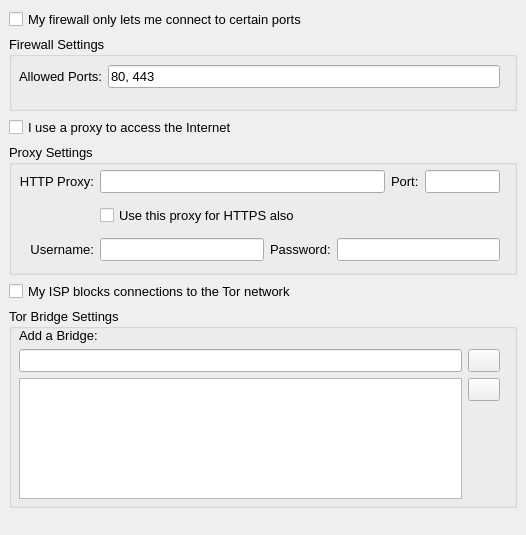
Before: the Qt Designer form src/gui/config/firewallpage.ui in a-ilin/vidalia, drawn with Qt 5.
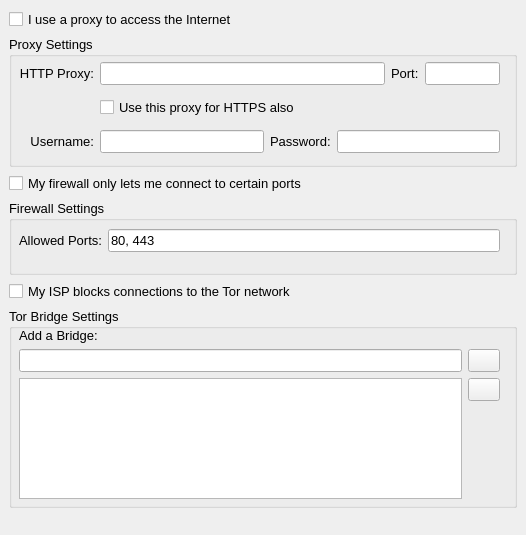
After: the same form once the commit is applied. Icons and pictures are not drawn.

Commit message:
r1951@lysithea:  edmanm | 2007-09-21 03:55:14 -0400  Swap the firewall settings and the proxy settings groups.
svn:r1938

The edit to the form file:
```diff
--- a/src/gui/config/firewallpage.ui
+++ b/src/gui/config/firewallpage.ui
@@ -24,86 +24,6 @@
    <property name="spacing" >
     <number>6</number>
    </property>
-   <item>
-    <widget class="QCheckBox" name="chkFascistFirewall" >
-     <property name="contextMenuPolicy" >
-      <enum>Qt::NoContextMenu</enum>
-     </property>
-     <property name="toolTip" >
-      <string>Check to run as a Tor network server</string>
-     </property>
-     <property name="text" >
-      <string>My firewall only lets me connect to certain ports</string>
-     </property>
-     <property name="checked" >
-      <bool>false</bool>
-     </property>
-    </widget>
-   </item>
-   <item>
-    <widget class="QGroupBox" name="grpFirewallSettings" >
-     <property name="sizePolicy" >
-      <sizepolicy>
-       <hsizetype>5</hsizetype>
-       <vsizetype>1</vsizetype>
-       <horstretch>0</horstretch>
-       <verstretch>0</verstretch>
-      </sizepolicy>
-     </property>
-     <property name="minimumSize" >
-      <size>
-       <width>0</width>
-       <height>75</height>
-      </size>
-     </property>
-     <property name="title" >
-      <string>Firewall Settings</string>
-     </property>
-     <widget class="QWidget" name="horizontalLayout" >
-      <property name="geometry" >
-       <rect>
-        <x>10</x>
-        <y>20</y>
-        <width>481</width>
-        <height>41</height>
-       </rect>
-      </property>
-      <layout class="QHBoxLayout" >
-       <property name="margin" >
-        <number>0</number>
-       </property>
-       <property name="spacing" >
-        <number>6</number>
-       </property>
-       <item>
-        <widget class="QLabel" name="lblAllowedPorts" >
-         <property name="text" >
-          <string>Allowed Ports:</string>
-         </property>
-        </widget>
-       </item>
-       <item>
-        <widget class="QLineEdit" name="lineAllowedPorts" >
-         <property name="sizePolicy" >
-          <sizepolicy>
-           <hsizetype>7</hsizetype>
-           <vsizetype>0</vsizetype>
-           <horstretch>0</horstretch>
-           <verstretch>0</verstretch>
-          </sizepolicy>
-         </property>
-         <property name="inputMask" >
-          <string/>
-         </property>
-         <property name="text" >
-          <string>80, 443</string>
-         </property>
-        </widget>
-       </item>
-      </layout>
-     </widget>
-    </widget>
-   </item>
    <item>
     <widget class="QCheckBox" name="chkUseProxy" >
      <property name="text" >
@@ -250,6 +170,86 @@
      </widget>
     </widget>
    </item>
+   <item>
+    <widget class="QCheckBox" name="chkFascistFirewall" >
+     <property name="contextMenuPolicy" >
+      <enum>Qt::NoContextMenu</enum>
+     </property>
+     <property name="toolTip" >
+      <string>Check to run as a Tor network server</string>
+     </property>
+     <property name="text" >
+      <string>My firewall only lets me connect to certain ports</string>
+     </property>
+     <property name="checked" >
+      <bool>false</bool>
+     </property>
+    </widget>
+   </item>
+   <item>
+    <widget class="QGroupBox" name="grpFirewallSettings" >
+     <property name="sizePolicy" >
+      <sizepolicy>
+       <hsizetype>5</hsizetype>
+       <vsizetype>1</vsizetype>
+       <horstretch>0</horstretch>
+       <verstretch>0</verstretch>
+      </sizepolicy>
+     </property>
+     <property name="minimumSize" >
+      <size>
+       <width>0</width>
+       <height>75</height>
+      </size>
+     </property>
+     <property name="title" >
+      <string>Firewall Settings</string>
+     </property>
+     <widget class="QWidget" name="horizontalLayout" >
+      <property name="geometry" >
+       <rect>
+        <x>10</x>
+        <y>20</y>
+        <width>481</width>
+        <height>41</height>
+       </rect>
+      </property>
+      <layout class="QHBoxLayout" >
+       <property name="margin" >
+        <number>0</number>
+       </property>
+       <property name="spacing" >
+        <number>6</number>
+       </property>
+       <item>
+        <widget class="QLabel" name="lblAllowedPorts" >
+         <property name="text" >
+          <string>Allowed Ports:</string>
+         </property>
+        </widget>
+       </item>
+       <item>
+        <widget class="QLineEdit" name="lineAllowedPorts" >
+         <property name="sizePolicy" >
+          <sizepolicy>
+           <hsizetype>7</hsizetype>
+           <vsizetype>0</vsizetype>
+           <horstretch>0</horstretch>
+           <verstretch>0</verstretch>
+          </sizepolicy>
+         </property>
+         <property name="inputMask" >
+          <string/>
+         </property>
+         <property name="text" >
+          <string>80, 443</string>
+         </property>
+        </widget>
+       </item>
+      </layout>
+     </widget>
+    </widget>
+   </item>
    <item>
     <widget class="QCheckBox" name="chkUseBridge" >
      <property name="text" >
```
